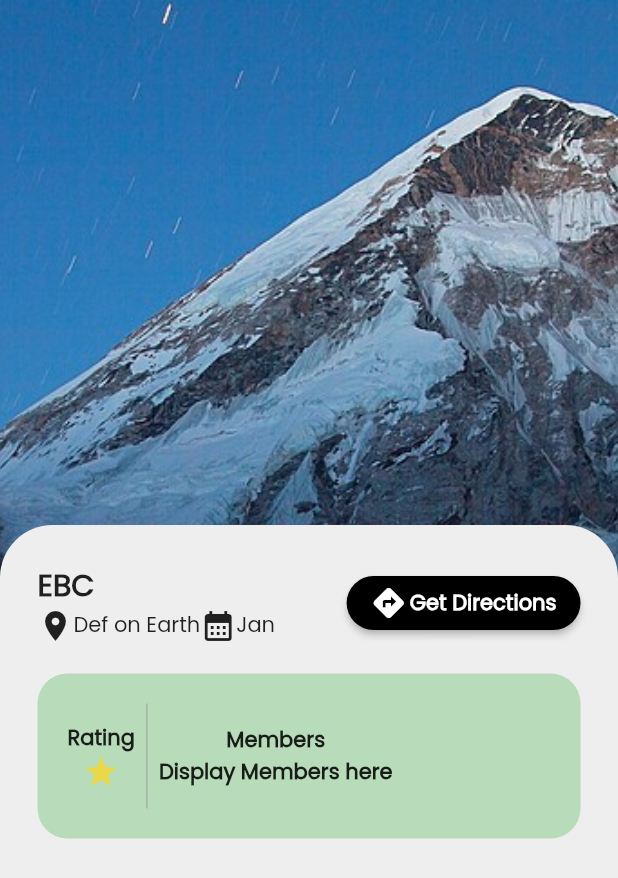
After one commit to elaie/Hikeyy, a Flutter app: the VenueDetailsPage screen opened directly, on a phone screen of 412 x 824 dp. The commit adds this screen. Shown: the top 878 px of the screen. Run offline on Flutter 3.47's test engine with Material 2 defaults, Android fonts, the phone set to English and light mode, and no system bars; our stand-ins replace cloud_firestore, firebase_auth, firebase_core, firebase_storage, google_maps_flutter, image_picker and 1 more; missing offline and left inert: dart:ffi; accounts and stored records are empty; network calls fail.

Commit message:
venu details page half done

```diff
--- a/hikeyy/lib/screens/home_page/home_page.dart
+++ b/hikeyy/lib/screens/home_page/home_page.dart
@@ -7,6 +7,7 @@ import 'package:hikeyy/screens/login_signup/login.dart';
 import 'package:cloud_firestore/cloud_firestore.dart';
 import 'package:hikeyy/screens/profile_page/MyFriendRequest.dart';
 import 'package:hikeyy/screens/profile_page/widgets/group_list.dart';
+import 'package:hikeyy/screens/venue_details/venue_details_page.dart';
 import 'package:image_picker/image_picker.dart';
 import 'package:firebase_storage/firebase_storage.dart';
 import 'dart:io';
@@ -111,7 +112,8 @@ class _HomePageState extends State<HomePage> {
                             Navigator.push(
                                 context,
                                 MaterialPageRoute(
-                                    builder: (context) => const MyFriendRequest()));
+                                    builder: (context) =>
+                                        const MyFriendRequest()));
                           },
                         ),
                         // Icon(Icons.notifications),
@@ -125,10 +127,9 @@ class _HomePageState extends State<HomePage> {
                       alignment: Alignment.center,
                       decoration: BoxDecoration(
                           borderRadius: const BorderRadius.only(
-                              topLeft: Radius.circular(35),
-                              topRight: Radius.circular(35),
-                          bottomLeft:Radius.circular(25),
-                          bottomRight: Radius.circular(25),),
+                            topLeft: Radius.circular(35),
+                            topRight: Radius.circular(35),
+                          ),
                           color: Colors.grey.shade200.withOpacity(0.5)),
                       child: Padding(
                         padding: const EdgeInsets.only(
@@ -139,7 +140,7 @@ class _HomePageState extends State<HomePage> {
                           child: Column(
                             mainAxisAlignment: MainAxisAlignment.start,
                             children: [
-                               const Padding(
+                              const Padding(
                                 padding: EdgeInsets.only(left: 25.0, right: 25),
                                 child: Row(
                                   mainAxisAlignment:
@@ -173,7 +174,8 @@ class _HomePageState extends State<HomePage> {
                                         SizedBox(
                                           height: 200.0,
                                           child: ListView.builder(
-                                              physics: const ClampingScrollPhysics(),
+                                              physics:
+                                                  const ClampingScrollPhysics(),
                                               shrinkWrap: true,
                                               scrollDirection: Axis.horizontal,
                                               padding: const EdgeInsets.all(10),
@@ -184,7 +186,8 @@ class _HomePageState extends State<HomePage> {
                                                         .data!.docs[index]
                                                         .data()
                                                     as Map<String, dynamic>;
-                                                String id = snapshots.data!.docs[index].id;
+                                                String id = snapshots
+                                                    .data!.docs[index].id;
                                                 return Row(
                                                   children: [
                                                     GestureDetector(
@@ -194,8 +197,16 @@ class _HomePageState extends State<HomePage> {
                                                         location: 'Nepal',
                                                         date: 'July',
                                                       ),
-                                                      onTap: (){
-                                                        Navigator.push(context, MaterialPageRoute(builder: (context)=> Trails(id: id)));
+                                                      onTap: () {
+                                                        Navigator.push(
+                                                          context,
+                                                          MaterialPageRoute(
+                                                            builder: (context) =>
+                                                                const VenueDetailsPage(),
+                                                            // Trails(
+                                                            //     id: id),
+                                                          ),
+                                                        );
                                                       },
                                                     ),
                                                   ],
@@ -208,7 +219,8 @@ class _HomePageState extends State<HomePage> {
                                 },
                               ),
                               Padding(
-                                padding: const EdgeInsets.only(left: 25.0, right: 25),
+                                padding: const EdgeInsets.only(
+                                    left: 25.0, right: 25),
                                 child: Row(
                                   mainAxisAlignment:
                                       MainAxisAlignment.spaceBetween,
@@ -246,7 +258,8 @@ class _HomePageState extends State<HomePage> {
                                 ),
                               ),
                               Container(
-                                  height:400,
+                                  constraints:
+                                      const BoxConstraints(minHeight: 550),
                                   child: GroupList(auth: auth)),
                             ],
                           ),
--- a/hikeyy/lib/screens/home_page/widget/trails.dart
+++ b/hikeyy/lib/screens/home_page/widget/trails.dart
@@ -16,8 +16,6 @@ class Trails extends StatefulWidget {
 }
 
 class _TrailsState extends State<Trails> {
-
-
   @override
 // make sure to initialize before map loading
   //final Completer<GoogleMapController> _controller = Completer();
@@ -58,11 +56,16 @@ class _TrailsState extends State<Trails> {
                               child: CircularProgressIndicator(),
                             );
                           }
-                          List<LatLng> points = List.generate(snapshots.data!.docs.length, (index) => LatLng(index.toDouble(), index.toDouble()));
+                          List<LatLng> points = List.generate(
+                              snapshots.data!.docs.length,
+                              (index) =>
+                                  LatLng(index.toDouble(), index.toDouble()));
                           List<Marker> markers = [];
                           List<Polyline> polylines = [];
                           for (var element in snapshots.data!.docs) {
-                            points[element['pos']]=LatLng(double.parse(element['Latitude']), double.parse(element['Longitude']));
+                            points[element['pos']] = LatLng(
+                                double.parse(element['Latitude']),
+                                double.parse(element['Longitude']));
                             //points.add(LatLng(double.parse(element['Latitude']),
                             //    double.parse(element['Longitude'])));
                             //_polylines.add(Polyline(polylineId: PolylineId('1'), points: LatLng(double.parse(element['Latitude']), double.parse(element['Longitude'])),color: Colors.green,width: 7));
@@ -71,7 +74,7 @@ class _TrailsState extends State<Trails> {
                               position: LatLng(
                                   double.parse(element['Latitude']),
                                   double.parse(element['Longitude'])),
-                                onTap: (){},
+                              onTap: () {},
                               //  icon: icon
                             ));
                           }
@@ -81,7 +84,7 @@ class _TrailsState extends State<Trails> {
                               color: Colors.purple,
                               width: 7));
                           return SizedBox(
-                              height: 500,
+                              height: 700,
                               child: GoogleMap(
                                 mapType: MapType.terrain,
                                 initialCameraPosition: CameraPosition(
@@ -92,7 +95,8 @@ class _TrailsState extends State<Trails> {
                                 markers: Set<Marker>.of(markers),
                                 polylines: Set<Polyline>.of(polylines),
                                 //onCameraMove: _onCameraMove,
-                                gestureRecognizers: <Factory<OneSequenceGestureRecognizer>>{
+                                gestureRecognizers: <Factory<
+                                    OneSequenceGestureRecognizer>>{
                                   Factory<OneSequenceGestureRecognizer>(
                                     () => EagerGestureRecognizer(),
                                   ),
--- a/hikeyy/lib/screens/home_page/widget/venu_card.dart
+++ b/hikeyy/lib/screens/home_page/widget/venu_card.dart
@@ -1,5 +1,7 @@
 import 'package:flutter/cupertino.dart';
 import 'package:flutter/material.dart';
+
+import '../../../widgets/location_month_icon_row.dart';
 
 class VenuCard extends StatelessWidget {
   final String venue;
@@ -42,15 +44,7 @@ class VenuCard extends StatelessWidget {
                   venue,
                   style: TextStyle(fontWeight: FontWeight.w600, fontSize: 18),
                 ),
-                Row(
-                  mainAxisAlignment: MainAxisAlignment.spaceEvenly,
-                  children: [
-                    Icon(Icons.location_on),
-                    Text(location),
-                    Icon(Icons.calendar_month),
-                    Text(date)
-                  ],
-                )
+                LocationMonthIconRow(location: location, date: date)
               ],
             ),
           ),
--- a/hikeyy/lib/screens/login_signup/login.dart
+++ b/hikeyy/lib/screens/login_signup/login.dart
@@ -17,7 +17,7 @@ class LoginPage extends StatefulWidget {
 class _LoginPageState extends State<LoginPage> {
   final TextEditingController _emailController = TextEditingController();
   final TextEditingController _passwordController = TextEditingController();
-  Future signIN() async{
+  Future signIN() async {
     await FirebaseAuth.instance
         .signInWithEmailAndPassword(
             email: _emailController.text.trim(),
@@ -27,21 +27,19 @@ class _LoginPageState extends State<LoginPage> {
         context,
         MaterialPageRoute(builder: (context) => const IsLogged()),
       );
-    })
-        .onError((error, stackTrace) async {
+    }).onError((error, stackTrace) async {
       showDialog<String>(
           context: context,
           builder: (BuildContext context) => AlertDialog(
                 title: const Text('Error'),
-            content:Text(error.toString()),
+                content: Text(error.toString()),
                 actions: <Widget>[
                   TextButton(
                     onPressed: () => Navigator.pop(context, 'OK'),
                     child: const Text('OK'),
                   ),
                 ],
-          )
-      );
+              ));
     });
   }
 
@@ -62,7 +60,7 @@ class _LoginPageState extends State<LoginPage> {
                       fit: BoxFit.fill,
                     )),
               ),
-              AppTextsHeading(
+              AppTextHeading(
                 textHeading: 'Welcome!',
                 fontSize: 25,
               ),
@@ -110,7 +108,7 @@ class _LoginPageState extends State<LoginPage> {
                     width: 400,
                     height: 50,
                     child: ElevatedButton(
-                      onPressed: (){
+                      onPressed: () {
                         signIN();
                       },
                       style: ButtonStyle(
--- a/hikeyy/lib/screens/login_signup/signup.dart
+++ b/hikeyy/lib/screens/login_signup/signup.dart
@@ -41,7 +41,7 @@ class _SignupState extends State<Signup> {
                       child: Container(
                           height: 200,
                           child: Image.asset('assets/images/logo.png'))),
-                  AppTextsHeading(
+                  AppTextHeading(
                     textHeading: 'Sign Up',
                     fontSize: 35,
                   ),
@@ -140,11 +140,12 @@ class _SignupState extends State<Signup> {
                                     .createUserWithEmailAndPassword(
                                         email: _emailController.text.trim(),
                                         password:
-                                            _passwordController.text.trim()).then((value) {
+                                            _passwordController.text.trim())
+                                    .then((value) {
                                   Users.doc(value.user!.uid).set({
-                                                'Bio' : '',
+                                    'Bio': '',
                                     'pfpUrl': '',
-                                                'UserName':_nameController.text.trim(),
+                                    'UserName': _nameController.text.trim(),
                                     'Email': _emailController.text.trim(),
                                   }).then((value) {
                                     Navigator.push(
@@ -154,21 +155,21 @@ class _SignupState extends State<Signup> {
                                               const VerifyMailPage()),
                                     );
                                   });
-
-                                }).onError((error, stackTrace){
+                                }).onError((error, stackTrace) {
                                   showDialog<String>(
                                       context: context,
-                                      builder: (BuildContext context) => AlertDialog(
+                                      builder: (BuildContext context) =>
+                                          AlertDialog(
                                             title: const Text('Error'),
-                                        content:Text(error.toString()),
+                                            content: Text(error.toString()),
                                             actions: <Widget>[
                                               TextButton(
-                                            onPressed: () => Navigator.pop(context, 'OK'),
+                                                onPressed: () => Navigator.pop(
+                                                    context, 'OK'),
                                                 child: const Text('OK'),
                                               ),
                                             ],
-                                      )
-                                  );
+                                          ));
                                 });
                               }
                             },
--- a/hikeyy/lib/screens/profile_page/widgets/group_list.dart
+++ b/hikeyy/lib/screens/profile_page/widgets/group_list.dart
@@ -39,14 +39,10 @@ class GroupList extends StatelessWidget {
                 return Container(
                   height: 200,
                   width: 350,
-                  // decoration: BoxDecoration(
-                  //   borderRadius: BorderRadius.circular(20),
-                  //   border: Border.all(
-                  //       color: Colors.green, width: 5),
-                  // ),
                   child: ListView.builder(
                       scrollDirection: Axis.vertical,
                       shrinkWrap: true,
+                      physics: NeverScrollableScrollPhysics(),
                       itemCount: snapshots.data!.docs.length,
                       itemBuilder: (context, index) {
                         var dataG = snapshots.data!.docs[index].data()
--- /dev/null
+++ b/hikeyy/lib/screens/venue_details/venue_details_page.dart
@@ -0,0 +1,138 @@
+import 'package:flutter/material.dart';
+import 'package:hikeyy/widgets/app_texts.dart';
+import 'package:hikeyy/widgets/location_month_icon_row.dart';
+
+import '../home_page/widget/trails.dart';
+
+class VenueDetailsPage extends StatefulWidget {
+  const VenueDetailsPage({super.key});
+
+  @override
+  State<VenueDetailsPage> createState() => _VenueDetailsPageState();
+}
+
+class _VenueDetailsPageState extends State<VenueDetailsPage> {
+  @override
+  Widget build(BuildContext context) {
+    return Scaffold(
+      body: Container(
+        alignment: Alignment.topCenter,
+        decoration: const BoxDecoration(
+          image: DecorationImage(
+              image: AssetImage('assets/images/EBC.jpg'),
+              fit: BoxFit.fitHeight,
+              alignment: Alignment.topCenter),
+        ),
+        child: Padding(
+          padding: const EdgeInsets.only(top: 350),
+          child: Container(
+            alignment: Alignment.bottomCenter,
+            decoration: BoxDecoration(
+              color: Colors.grey.shade200,
+              borderRadius: const BorderRadius.only(
+                topLeft: Radius.circular(35),
+                topRight: Radius.circular(35),
+              ),
+            ),
+            child: Padding(
+              padding: const EdgeInsets.all(25),
+              child: Column(
+                crossAxisAlignment: CrossAxisAlignment.start,
+                children: [
+                  Row(
+                    mainAxisAlignment: MainAxisAlignment.spaceBetween,
+                    children: [
+                      const Column(
+                        crossAxisAlignment: CrossAxisAlignment.start,
+                        children: [
+                          AppTextHeading(
+                            fontSize: 20,
+                            textHeading: 'EBC',
+                          ),
+                          LocationMonthIconRow(
+                              location: 'Def on Earth', date: 'Jan'),
+                        ],
+                      ),
+                      SizedBox(
+                        child: ElevatedButton(
+                          style: ButtonStyle(
+                            backgroundColor:
+                                MaterialStateProperty.all(Colors.black),
+                            shape: MaterialStateProperty.all<
+                                RoundedRectangleBorder>(
+                              RoundedRectangleBorder(
+                                borderRadius: BorderRadius.circular(30),
+                              ),
+                            ),
+                          ),
+                          onPressed: () {
+                            Navigator.push(
+                              context,
+                              MaterialPageRoute(
+                                  builder: (context) => const Text(
+                                      'navigate to trails page here')),
+                            );
+                          },
+                          child: const Row(
+                            mainAxisAlignment: MainAxisAlignment.spaceBetween,
+                            children: [
+                              Icon(Icons.directions),
+                              Padding(
+                                padding: EdgeInsets.only(left: 2.0),
+                                child: AppText(
+                                  text: 'Get Directions',
+                                  color: Colors.white,
+                                ),
+                              ),
+                            ],
+                          ),
+                        ),
+                      ),
+                    ],
+                  ),
+                  Padding(
+                    padding: const EdgeInsets.only(top: 20.0),
+                    child: Container(
+                      constraints: BoxConstraints(minHeight: 100),
+                      decoration: BoxDecoration(
+                          color: Color.fromARGB(255, 130, 200, 133)
+                              .withOpacity(0.5),
+                          borderRadius: BorderRadius.circular(20)),
+                      child: Padding(
+                        padding: EdgeInsets.all(20.0),
+                        child: Row(children: [
+                          Column(
+                            children: [
+                              AppText(text: 'Rating'),
+                              Icon(
+                                Icons.star,
+                                color: Color.fromARGB(255, 233, 217, 74),
+                              ),
+                            ],
+                          ),
+                          Container(
+                            height: 70,
+                            child: VerticalDivider(
+                              color: Colors.grey,
+                              thickness: 0,
+                            ),
+                          ),
+                          Column(
+                            children: [
+                              AppText(text: 'Members'),
+                              AppText(text: 'Display Members here')
+                            ],
+                          )
+                        ]),
+                      ),
+                    ),
+                  )
+                ],
+              ),
+            ),
+          ),
+        ),
+      ),
+    );
+  }
+}
--- a/hikeyy/lib/widgets/app_texts.dart
+++ b/hikeyy/lib/widgets/app_texts.dart
@@ -2,10 +2,12 @@ import 'package:flutter/cupertino.dart';
 import 'package:flutter/material.dart';
 import 'package:flutter/src/widgets/framework.dart';
 
-class AppTextsHeading extends StatelessWidget {
+class AppTextHeading extends StatelessWidget {
   final String textHeading;
   final double? fontSize;
-  AppTextsHeading({Key? key, required this.textHeading, this.fontSize})
+  final Color? color;
+  const AppTextHeading(
+      {Key? key, required this.textHeading, this.fontSize, this.color})
       : super(key: key);
 
   @override
@@ -13,7 +15,7 @@ class AppTextsHeading extends StatelessWidget {
     return Text(
       textHeading,
       style: TextStyle(
-        color: Colors.black,
+        color: color,
         fontWeight: FontWeight.w800,
         fontSize: fontSize,
       ),
@@ -23,14 +25,17 @@ class AppTextsHeading extends StatelessWidget {
 
 class AppText extends StatelessWidget {
   final String text;
-  AppText({Key? key, required this.text}) : super(key: key);
+  final double? fontSize;
+  final Color? color;
+  const AppText({Key? key, required this.text, this.fontSize, this.color})
+      : super(key: key);
 
   @override
   Widget build(BuildContext context) {
     return Text(
       text,
       style: TextStyle(
-          color: Colors.black, fontWeight: FontWeight.bold, fontSize: 17),
+          color: color, fontWeight: FontWeight.bold, fontSize: fontSize),
     );
   }
 }
--- /dev/null
+++ b/hikeyy/lib/widgets/location_month_icon_row.dart
@@ -0,0 +1,26 @@
+import 'package:flutter/cupertino.dart';
+import 'package:flutter/material.dart';
+
+class LocationMonthIconRow extends StatelessWidget {
+  const LocationMonthIconRow({
+    super.key,
+    required this.location,
+    required this.date,
+  });
+
+  final String location;
+  final String date;
+
+  @override
+  Widget build(BuildContext context) {
+    return Row(
+      mainAxisAlignment: MainAxisAlignment.spaceEvenly,
+      children: [
+        Icon(Icons.location_on),
+        Text(location),
+        Icon(Icons.calendar_month),
+        Text(date)
+      ],
+    );
+  }
+}
```
Also changed, not shown: hikeyy/assets/images/EBC.jpg (added). Lines whose indentation alone changed are shown as unchanged.
